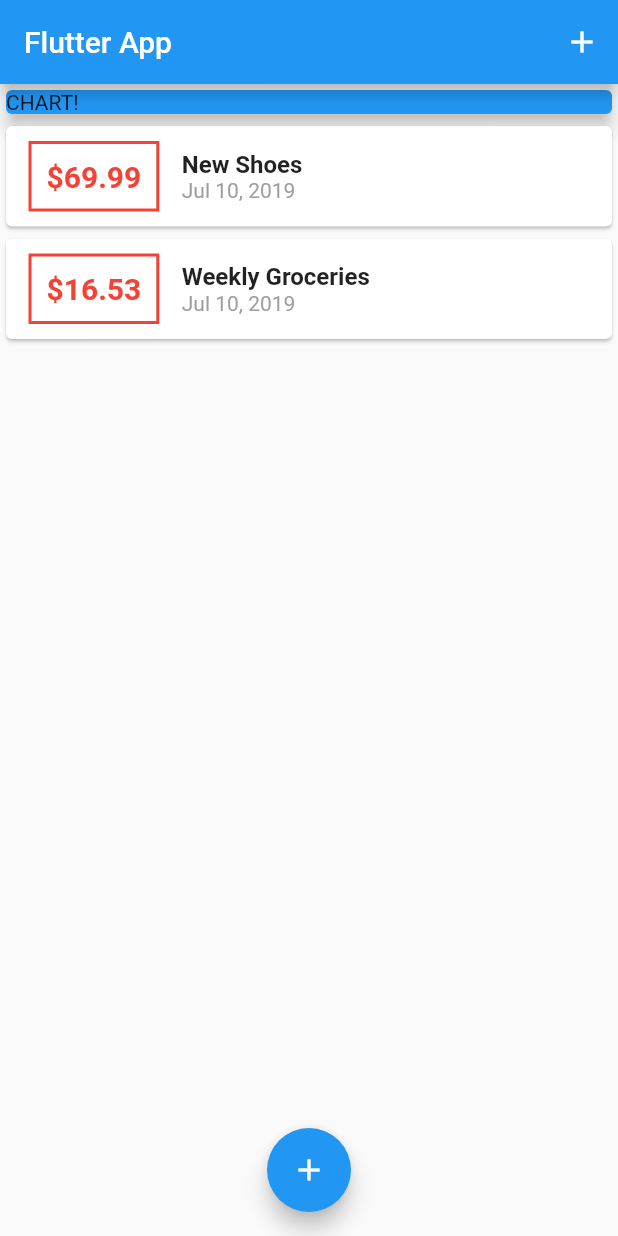
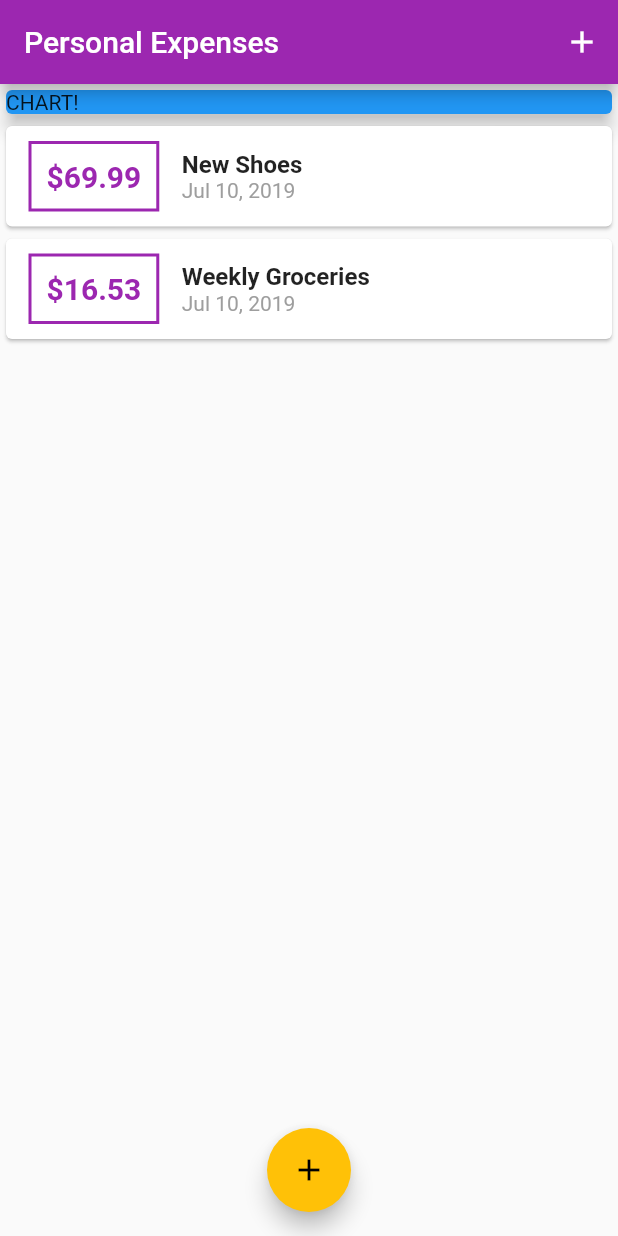
Before and after one commit to madebyrh/personal-expenses-app, a Flutter app: the screen it shows after launch, on a phone screen of 412 x 824 dp. Run offline on Flutter 3.47's test engine with Material 2 defaults, Android fonts, the phone set to English and light mode, and no system bars.

Commit message:
add theme

```diff
--- a/lib/main.dart
+++ b/lib/main.dart
@@ -9,8 +9,12 @@ class MyApp extends StatelessWidget {
   @override
   Widget build(BuildContext context) {
     return MaterialApp(
-      title: 'Flutter App',
+      title: 'Personal Expenses',
       home: MyHomePage(),
+      theme: ThemeData(
+        primarySwatch: Colors.purple,
+        accentColor: Colors.amber,
+      ),
     );
   }
 }
@@ -68,7 +72,7 @@ class _MyHomePageState extends State<MyHomePage> {
   Widget build(BuildContext context) {
     return Scaffold(
       appBar: AppBar(
-        title: Text('Flutter App'),
+        title: Text('Personal Expenses'),
         actions: <Widget>[
           IconButton(
             icon: Icon(Icons.add),
--- a/lib/widgets/transaction_list.dart
+++ b/lib/widgets/transaction_list.dart
@@ -24,7 +24,7 @@ class TransactionList extends StatelessWidget {
                   ),
                   decoration: BoxDecoration(
                     border: Border.all(
-                      color: Colors.red,
+                      color: Theme.of(context).primaryColor,
                       width: 2,
                     ),
                   ),
@@ -34,7 +34,7 @@ class TransactionList extends StatelessWidget {
                     style: TextStyle(
                       fontWeight: FontWeight.bold,
                       fontSize: 20,
-                      color: Colors.red,
+                      color: Theme.of(context).primaryColor,
                     ),
                   ),
                 ),
```
